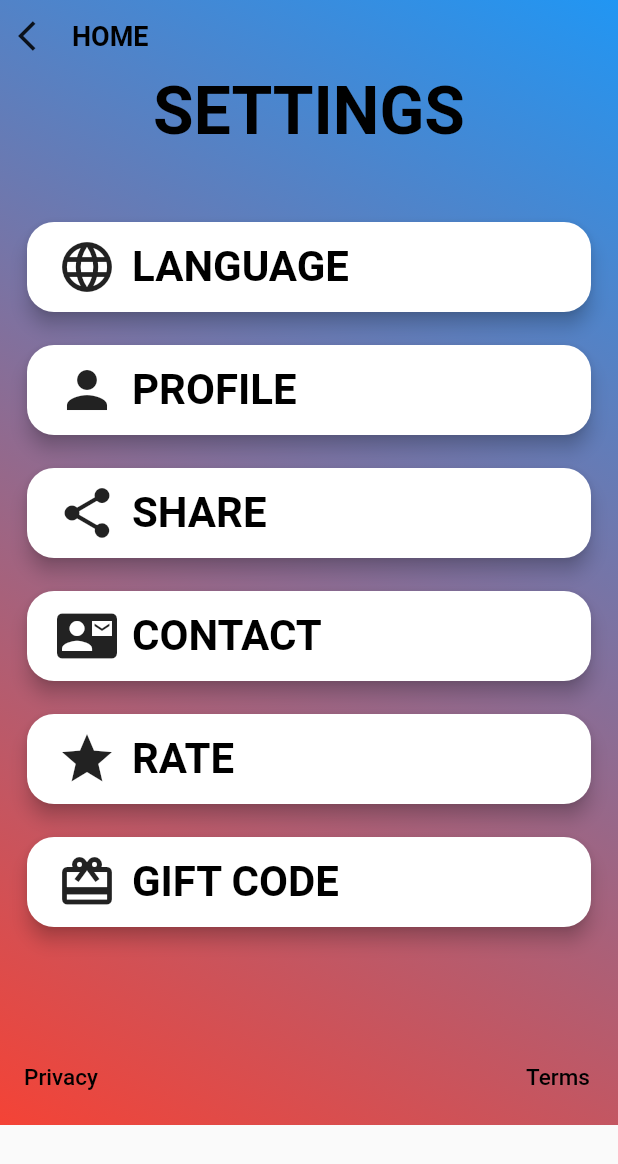
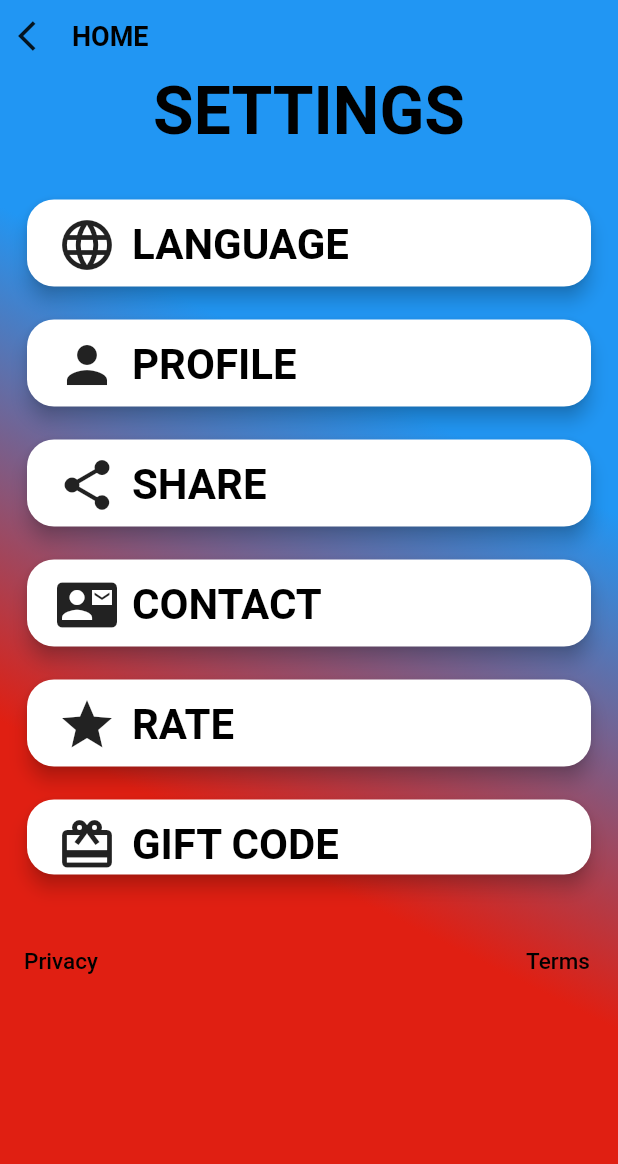
Before and after one commit to RamzanCh056/Cold_ones, a Flutter app: the screen it shows after launch, after a tap on the "settings" icon, on a phone screen of 412 x 824 dp. Shown: the top 1164 px of the screen. Run offline on Flutter 3.47's test engine with Material 2 defaults, Android fonts, the phone set to English and light mode, and no system bars; our stand-ins replace flutter_rating_bar, flutter_signin_button, get; missing offline and left inert: flutter_share.

Commit message:
New_updates

```diff
--- a/lib/views/authentications/reset_password.dart
+++ b/lib/views/authentications/reset_password.dart
@@ -24,8 +24,10 @@ class _ResetState extends State<Reset> {
             end: Alignment.bottomLeft,
             colors: [
               Colors.blue,
-              Colors.red,
-            ],
+            Colors.blue,
+                  Color.fromARGB(255, 224, 31, 18),
+                   Color.fromARGB(255, 224, 31, 18),
+                ],
           )),
           child: Center(
               child: Column(
--- a/lib/views/authentications/singup_page.dart
+++ b/lib/views/authentications/singup_page.dart
@@ -17,8 +17,10 @@ class SignUp extends StatelessWidget {
             end: Alignment.bottomLeft,
             colors: [
               Colors.blue,
-              Colors.red,
-            ],
+              Colors.blue,
+                  Color.fromARGB(255, 224, 31, 18),
+                   Color.fromARGB(255, 224, 31, 18),
+                ],
           )),
           child: Center(
               child: Column(
--- a/lib/views/friends_page/add_friend_req.dart
+++ b/lib/views/friends_page/add_friend_req.dart
@@ -15,8 +15,10 @@ class AddFriends extends StatelessWidget {
           end: Alignment.bottomLeft,
           colors: [
             Colors.blue,
-            Colors.red,
-          ],
+           Colors.blue,
+                  Color.fromARGB(255, 224, 31, 18),
+                   Color.fromARGB(255, 224, 31, 18),
+                ],
         )),
         child: Column(
           children: [
--- a/lib/views/main_screen.dart
+++ b/lib/views/main_screen.dart
@@ -19,30 +19,43 @@ class Main_Screen extends StatefulWidget {
 
 class _Main_ScreenState extends State<Main_Screen> {
      dialogcontroller controller = Get.put(dialogcontroller());
+     late double height;
+  late double width;
 
   @override
   Widget build(BuildContext context) {
+
+    height = MediaQuery.of(context).size.height;
+    width = MediaQuery.of(context).size.width;
+
     return  Scaffold(
       // resizeToAvoidBottomInset: false,
       body: SafeArea(
 
             child: Container(
 
+                    //  width: width * 0.26,
+
+
               decoration: BoxDecoration(
                   gradient: LinearGradient(
                 begin: Alignment.topRight,
                 end: Alignment.bottomLeft,
+
                 colors: [
                   Colors.blue,
-                Colors.red,
+                  Colors.blue,
+                  Color.fromARGB(255, 224, 31, 18),
+                   Color.fromARGB(255, 224, 31, 18),
                 ],
-            )),
+              )
+              ),
               child: Center(
                   child: Column(
                 children: [
 
                   Container(
-                  height: 280,
+                    height: 320,
 
                     child: Image.asset('images/coldones.png'),
                   ),
@@ -57,7 +70,7 @@ class _Main_ScreenState extends State<Main_Screen> {
                          },
                          child: Container(
 
-                       height: 120,
+                         height: 140,
                                            //  width: 330,
                          decoration: BoxDecoration(borderRadius: BorderRadius.circular(12),
                           color: Colors.blue[300],
@@ -82,10 +95,10 @@ class _Main_ScreenState extends State<Main_Screen> {
 
                                           ),
                        ),
-                   SizedBox(height: 20,),
+                     SizedBox(height: 15,),
                        Container(
 
-                     height: 65,
+                       height: 50,
                       //  width: 330,
                        decoration: BoxDecoration(borderRadius: BorderRadius.circular(12),
                         color: Colors.blue[300],
@@ -115,10 +128,10 @@ class _Main_ScreenState extends State<Main_Screen> {
 
                      ),
 
-              SizedBox(height: 20,),
+                SizedBox(height: 15,),
                        Container(
 
-                     height: 65,
+                       height: 50,
                       //  width: 330,
                        decoration: BoxDecoration(borderRadius: BorderRadius.circular(12),
                         color: Colors.blue[300],
@@ -144,7 +157,7 @@ class _Main_ScreenState extends State<Main_Screen> {
                        ],),
 
                      ),
-                   SizedBox(height: 20,),
+                     SizedBox(height: 15,),
                      Row(
                        mainAxisAlignment: MainAxisAlignment.end,
                        children: [
@@ -160,6 +173,7 @@ class _Main_ScreenState extends State<Main_Screen> {
               ),
             ),
 
+
       ),);
   }
 }
--- a/lib/views/settings/setting_page.dart
+++ b/lib/views/settings/setting_page.dart
@@ -25,7 +25,7 @@ class _SettingState extends State<Setting> {
   Widget build(BuildContext context) {
     return Scaffold(
       body: SafeArea(
-        child: SingleChildScrollView(
+
           child: Container(
             decoration: BoxDecoration(
                 gradient: LinearGradient(
@@ -33,8 +33,11 @@ class _SettingState extends State<Setting> {
               end: Alignment.bottomLeft,
               colors: [
                 Colors.blue,
-                Colors.red,
-              ],
+                Colors.blue,
+                  Color.fromARGB(255, 224, 31, 18),
+                   Color.fromARGB(255, 224, 31, 18),
+                ],
+
             )),
             child: Center(
                 child: Column(
@@ -61,7 +64,7 @@ class _SettingState extends State<Setting> {
                       fontWeight: FontWeight.bold),
                 )),
                 SizedBox(
-                  height: 30,
+                  height: 15,
                 ),
                 Padding(
                   padding: const EdgeInsets.all(14.0),
@@ -97,7 +100,7 @@ class _SettingState extends State<Setting> {
                             ],
                           ),
                           SizedBox(
-                            height: 10,
+                            height: 8,
                           ),
                         ],
                       ),
@@ -144,7 +147,7 @@ class _SettingState extends State<Setting> {
                             ),
                           ),
                           SizedBox(
-                            height: 10,
+                            height: 8,
                           ),
                         ],
                       ),
@@ -191,7 +194,7 @@ class _SettingState extends State<Setting> {
                             ),
                           ),
                           SizedBox(
-                            height: 10,
+                            height: 8,
                           ),
                         ],
                       ),
@@ -238,7 +241,7 @@ class _SettingState extends State<Setting> {
                             ),
                           ),
                           SizedBox(
-                            height: 10,
+                            height: 8,
                           ),
                         ],
                       ),
@@ -284,7 +287,7 @@ class _SettingState extends State<Setting> {
                               ],
                             ),
                             SizedBox(
-                              height: 10,
+                              height: 8,
                             ),
                           ],
                         ),
@@ -331,16 +334,14 @@ class _SettingState extends State<Setting> {
                               ],
                             ),
                           ),
-                          SizedBox(
-                            height: 10,
-                          ),
+
                         ],
                       ),
                     ),
                   ),
                 ),
                 SizedBox(
-                  height: 50,
+                  height: 8,
                 ),
                 Padding(
                   padding: const EdgeInsets.all(8.0),
@@ -367,7 +368,7 @@ class _SettingState extends State<Setting> {
               ],
             )),
           ),
-        ),
+
       ),
     );
   }
```
Also changed, not shown: lib/views/Game.dart (+13 -10 lines), lib/views/authentications/login_page.dart (+7 -4 lines), lib/views/authentications/sing_in_options.dart (+9 -7 lines), lib/views/friends_page/friends.dart (+9 -5 lines), lib/views/friends_page/profile_firend.dart (+7 -4 lines), lib/views/friends_page/search.dart (+9 -6 lines), lib/views/settings/Gift_redeam.dart (+6 -4 lines), lib/views/settings/profile.dart (+8 -5 lines). Lines whose indentation alone changed are shown as unchanged.
